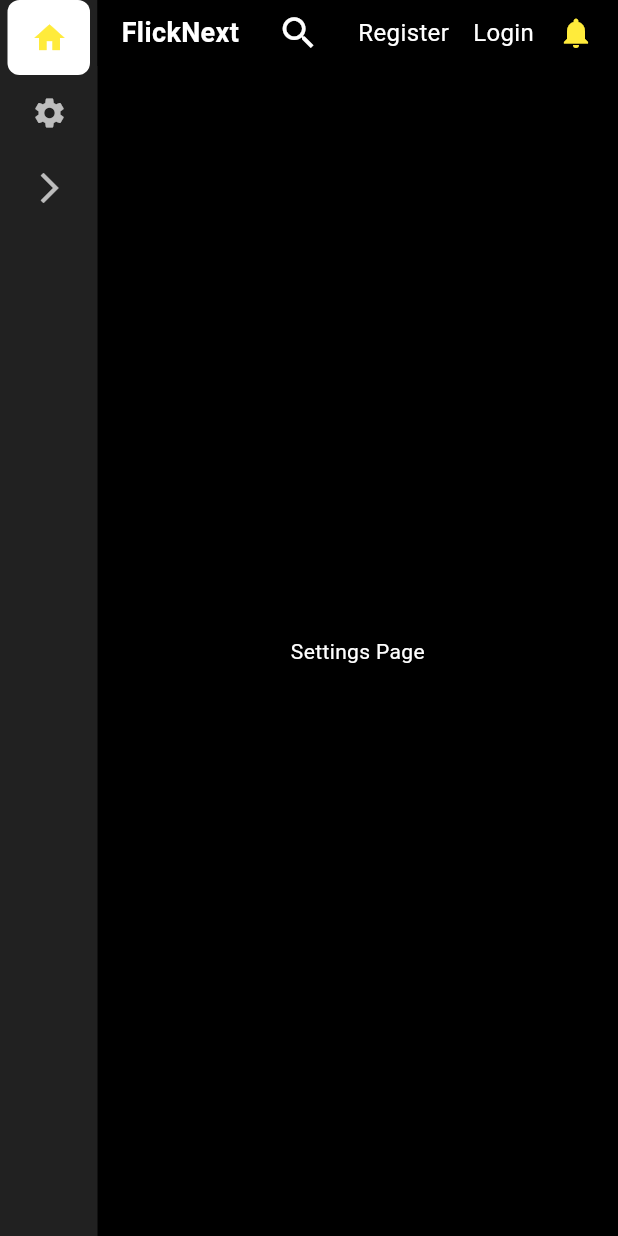
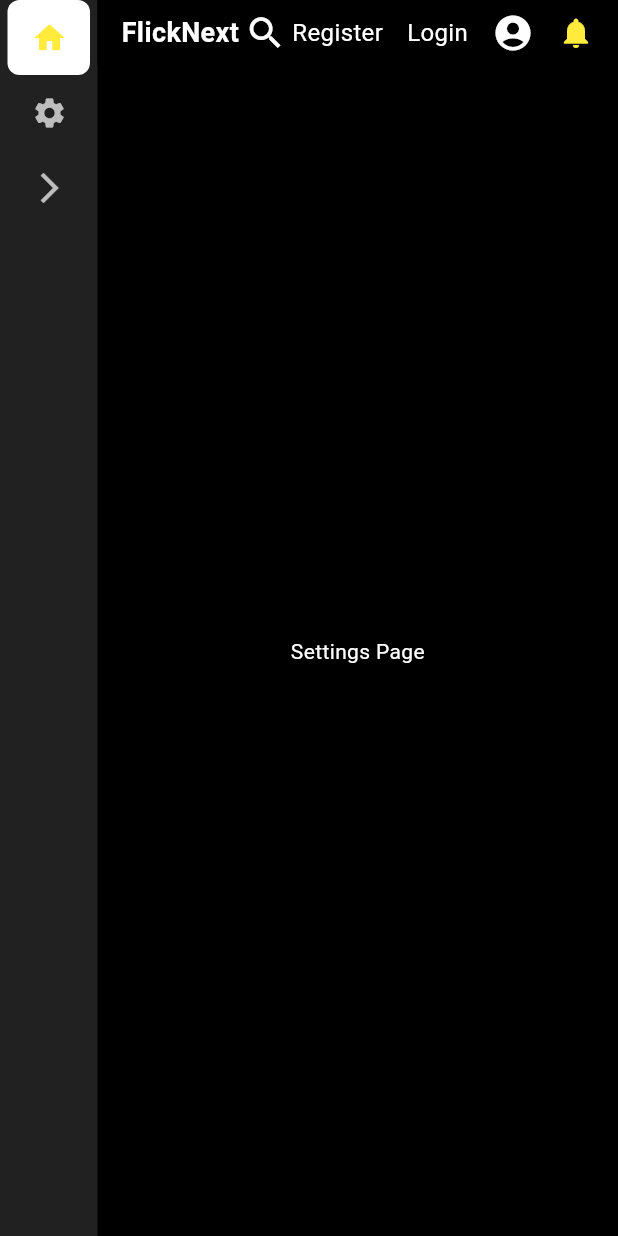
Before and after one commit to malvinrey/flicknextv2, a Flutter app: the screen it shows after launch, swiped to page 2, on a phone screen of 412 x 824 dp. Run offline on Flutter 3.47's test engine with Material 3 defaults, Android fonts, the light colour scheme and no system bars; drawn by our look-alikes of easy_sidemenu; our stand-ins replace cached_network_image, font_awesome_flutter, shared_preferences, video_player; network calls fail.

Commit message:
Header icon profile

```diff
--- a/lib/widgets/header_main.dart
+++ b/lib/widgets/header_main.dart
@@ -125,6 +125,19 @@
                           style: TextStyle(color: Colors.white, fontSize: 16),
                         ),
                       ),
+
+                      const SizedBox(width: 16), // Spasi antar ikon
+                      GestureDetector(
+                        onTap: () {
+                          // Aksi saat ikon profil ditekan
+                          Navigator.pushNamed(context, '/profile');
+                        },
+                        child: const Icon(
+                          Icons.account_circle,
+                          color: Colors.white,
+                          size: 28,
+                        ),
+                      ),
                       const SizedBox(width: 16),
                       const Icon(
                         Icons.notifications,
```
